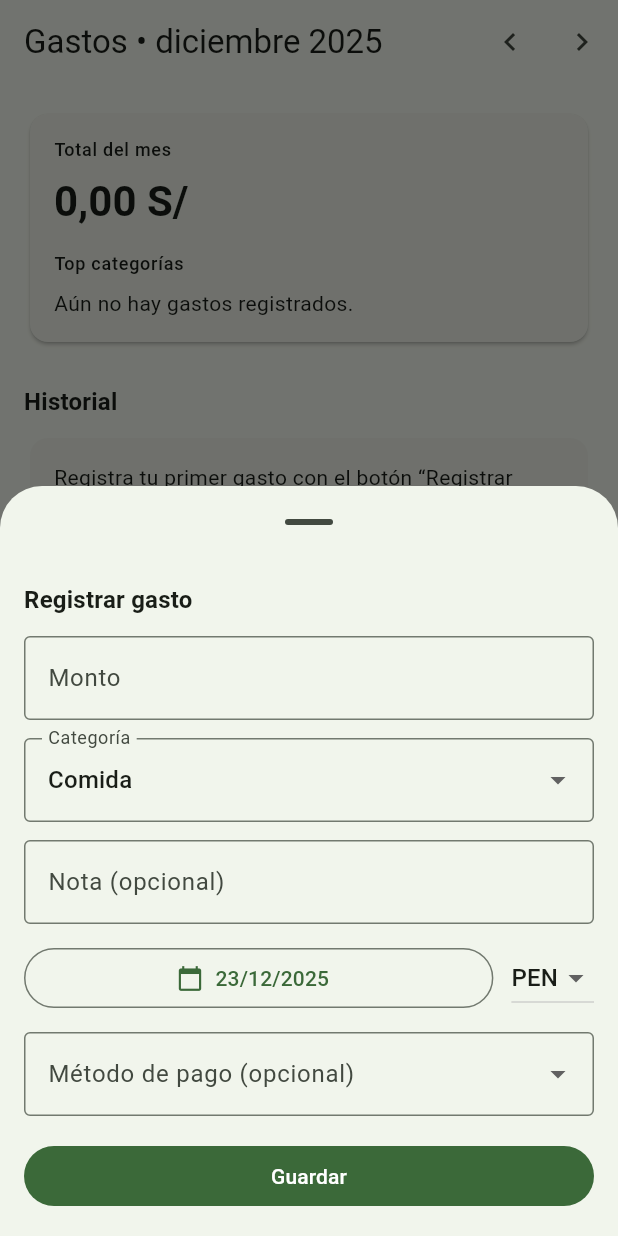
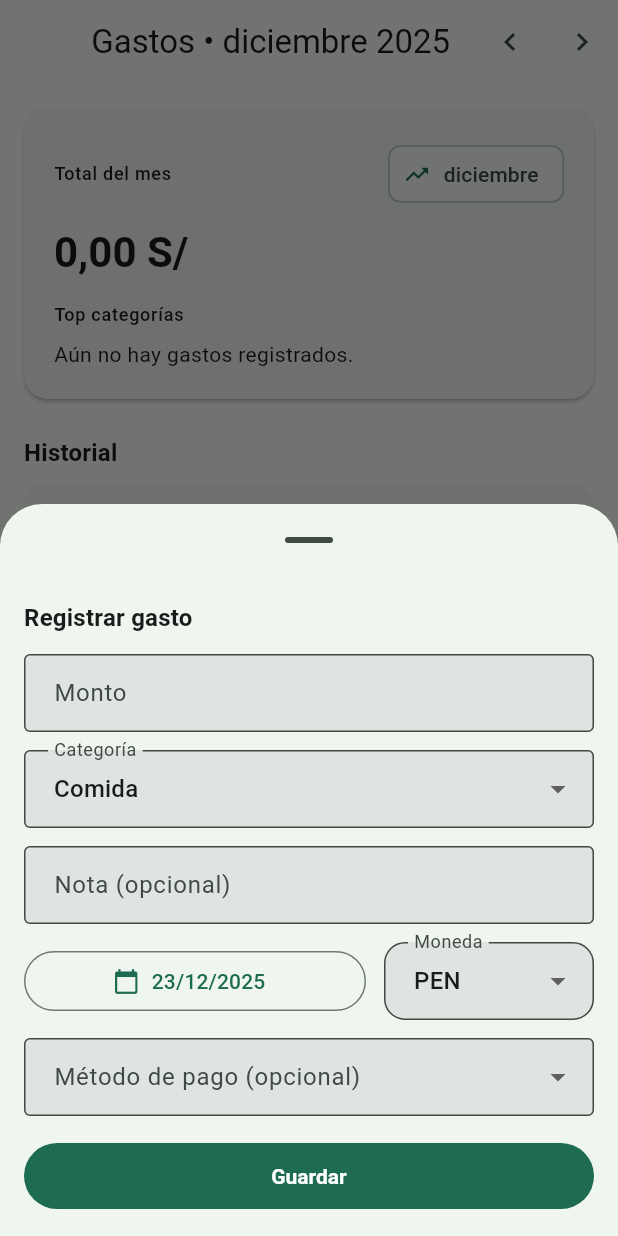
Before and after one commit to jowdrew/appandroid, a Flutter app: the screen it shows after launch, after a tap on "Registrar gasto", on a phone screen of 412 x 824 dp. Run offline on Flutter 3.47's test engine with Material 3 defaults, Android fonts, the phone set to English and light mode, and no system bars; our stand-ins replace equatable, flutter_bloc, sqflite; accounts and stored records are empty.

Commit message:
Enhance expenses UI and tests

```diff
--- a/lib/app.dart
+++ b/lib/app.dart
@@ -14,7 +14,15 @@ class MyApp extends StatelessWidget {
 
   @override
   Widget build(BuildContext context) {
-    const seedColor = Colors.green;
+    const seedColor = Color(0xFF0D9C73);
+
+    const inputDecorationTheme = InputDecorationTheme(
+      border: OutlineInputBorder(
+        borderRadius: BorderRadius.all(Radius.circular(14)),
+      ),
+      filled: true,
+      contentPadding: EdgeInsets.symmetric(horizontal: 16, vertical: 14),
+    );
 
     return MaterialApp(
       title: 'Gastos',
@@ -23,11 +31,47 @@ class MyApp extends StatelessWidget {
         useMaterial3: true,
         colorSchemeSeed: seedColor,
         brightness: Brightness.light,
+        appBarTheme: const AppBarTheme(
+          centerTitle: true,
+          elevation: 0,
+        ),
+        cardTheme: CardThemeData(
+          elevation: 1,
+          margin: EdgeInsets.zero,
+          shape: RoundedRectangleBorder(
+            borderRadius: BorderRadius.circular(16),
+          ),
+        ),
+        inputDecorationTheme: inputDecorationTheme,
+        filledButtonTheme: FilledButtonThemeData(
+          style: FilledButton.styleFrom(
+            padding: const EdgeInsets.symmetric(horizontal: 20, vertical: 14),
+            textStyle: const TextStyle(fontWeight: FontWeight.w600),
+          ),
+        ),
       ),
       darkTheme: ThemeData(
         useMaterial3: true,
         colorSchemeSeed: seedColor,
         brightness: Brightness.dark,
+        appBarTheme: const AppBarTheme(
+          centerTitle: true,
+          elevation: 0,
+        ),
+        cardTheme: CardThemeData(
+          elevation: 1,
+          margin: EdgeInsets.zero,
+          shape: RoundedRectangleBorder(
+            borderRadius: BorderRadius.circular(16),
+          ),
+        ),
+        inputDecorationTheme: inputDecorationTheme,
+        filledButtonTheme: FilledButtonThemeData(
+          style: FilledButton.styleFrom(
+            padding: const EdgeInsets.symmetric(horizontal: 20, vertical: 14),
+            textStyle: const TextStyle(fontWeight: FontWeight.w600),
+          ),
+        ),
       ),
       themeMode: ThemeMode.system,
       home: const HomePage(),
--- a/lib/features/expenses/data/db/app_db.dart
+++ b/lib/features/expenses/data/db/app_db.dart
@@ -37,8 +37,10 @@ class AppDb {
           );
         ''');
 
-        await db.execute('CREATE INDEX idx_expenses_date ON expenses(date_ms);');
-        await db.execute('CREATE INDEX idx_expenses_category ON expenses(category);');
+        await db
+            .execute('CREATE INDEX idx_expenses_date ON expenses(date_ms);');
+        await db.execute(
+            'CREATE INDEX idx_expenses_category ON expenses(category);');
       },
     );
 
--- a/lib/features/expenses/data/models/expense.dart
+++ b/lib/features/expenses/data/models/expense.dart
@@ -72,7 +72,8 @@ class Expense {
       note: map['note'] as String?,
       date: DateTime.fromMillisecondsSinceEpoch(map['date_ms'] as int),
       paymentMethod: map['payment_method'] as String?,
-      createdAt: DateTime.fromMillisecondsSinceEpoch(map['created_at_ms'] as int),
+      createdAt:
+          DateTime.fromMillisecondsSinceEpoch(map['created_at_ms'] as int),
     );
   }
 }
--- a/lib/features/expenses/presentation/pages/home_page.dart
+++ b/lib/features/expenses/presentation/pages/home_page.dart
@@ -30,7 +30,8 @@ class HomePage extends StatelessWidget {
                 icon: const Icon(Icons.chevron_left),
                 tooltip: 'Mes anterior',
                 onPressed: () {
-                  final prev = DateTime(state.month.year, state.month.month - 1, 1);
+                  final prev =
+                      DateTime(state.month.year, state.month.month - 1, 1);
                   context.read<ExpensesBloc>().add(ExpensesMonthChanged(prev));
                 },
               ),
@@ -39,7 +40,8 @@ class HomePage extends StatelessWidget {
                 icon: const Icon(Icons.chevron_right),
                 tooltip: 'Mes siguiente',
                 onPressed: () {
-                  final next = DateTime(state.month.year, state.month.month + 1, 1);
+                  final next =
+                      DateTime(state.month.year, state.month.month + 1, 1);
                   context.read<ExpensesBloc>().add(ExpensesMonthChanged(next));
                 },
               ),
@@ -53,14 +55,20 @@ class HomePage extends StatelessWidget {
                 showDragHandle: true,
                 builder: (_) => const AddExpenseSheet(),
               );
+
+              if (!context.mounted) return;
+
               if (result != null) {
-                context.read<ExpensesBloc>().add(ExpenseAdded(result.toExpense()));
+                context
+                    .read<ExpensesBloc>()
+                    .add(ExpenseAdded(result.toExpense()));
               }
             },
             icon: const Icon(Icons.add),
             label: const Text('Registrar gasto'),
           ),
-          body: state.loading
+          body: SafeArea(
+            child: state.loading
                 ? const Center(child: CircularProgressIndicator())
                 : RefreshIndicator(
                     onRefresh: () async {
@@ -70,20 +78,29 @@ class HomePage extends StatelessWidget {
                       padding: const EdgeInsets.all(16),
                       children: [
                         Card(
-                        elevation: 1,
-                        shape: RoundedRectangleBorder(
-                          borderRadius: BorderRadius.circular(12),
-                        ),
                           child: Padding(
-                          padding: const EdgeInsets.all(16),
+                            padding: const EdgeInsets.all(20),
                             child: Column(
                               crossAxisAlignment: CrossAxisAlignment.start,
                               children: [
+                                Row(
+                                  mainAxisAlignment:
+                                      MainAxisAlignment.spaceBetween,
+                                  children: [
                                     Text(
                                       'Total del mes',
-                                style: Theme.of(context).textTheme.labelMedium,
+                                      style: Theme.of(context)
+                                          .textTheme
+                                          .labelMedium,
                                     ),
-                              const SizedBox(height: 8),
+                                    Chip(
+                                      avatar: const Icon(Icons.trending_up),
+                                      label: Text(DateFormat('LLLL')
+                                          .format(state.month)),
+                                    ),
+                                  ],
+                                ),
+                                const SizedBox(height: 10),
                                 Text(
                                   formatMoney(state.total),
                                   style: Theme.of(context)
@@ -94,18 +111,20 @@ class HomePage extends StatelessWidget {
                                 const SizedBox(height: 16),
                                 Text(
                                   'Top categorías',
-                                style: Theme.of(context).textTheme.labelMedium,
+                                  style:
+                                      Theme.of(context).textTheme.labelMedium,
                                 ),
                                 const SizedBox(height: 8),
                                 entries.isEmpty
-                                  ? const Text('Aún no hay gastos registrados.')
-                                  : Column(
-                                      children: entries.take(3).map((e) {
-                                        return ListTile(
-                                          dense: true,
-                                          contentPadding: EdgeInsets.zero,
-                                          title: Text(e.key),
-                                          trailing: Text(formatMoney(e.value)),
+                                    ? const Text(
+                                        'Aún no hay gastos registrados.')
+                                    : Wrap(
+                                        spacing: 8,
+                                        runSpacing: 8,
+                                        children: entries.take(4).map((e) {
+                                          return Chip(
+                                            label: Text(
+                                                '${e.key} • ${formatMoney(e.value)}'),
                                           );
                                         }).toList(),
                                       ),
@@ -129,18 +148,30 @@ class HomePage extends StatelessWidget {
                                   padding: const EdgeInsets.all(16),
                                   child: Text(
                                     'Registra tu primer gasto con el botón “Registrar gasto”.',
-                                  style: Theme.of(context).textTheme.bodyMedium,
+                                    style:
+                                        Theme.of(context).textTheme.bodyMedium,
                                   ),
                                 ),
                               )
                             : Column(
                                 children: state.expenses.map((e) {
-                                final dateLabel = DateFormat('dd/MM').format(e.date);
-                                final avatarColor = Theme.of(context).colorScheme.primaryContainer;
-                                final avatarTextColor = Theme.of(context).colorScheme.onPrimaryContainer;
+                                  final dateLabel =
+                                      DateFormat('dd/MM').format(e.date);
+                                  final avatarColor = Theme.of(context)
+                                      .colorScheme
+                                      .primaryContainer;
+                                  final avatarTextColor = Theme.of(context)
+                                      .colorScheme
+                                      .onPrimaryContainer;
+                                  final subtitle =
+                                      e.note?.trim().isNotEmpty == true
+                                          ? e.note!
+                                          : (e.paymentMethod ?? 'Sin nota');
+
                                   return Card(
                                     elevation: 0,
-                                  margin: const EdgeInsets.symmetric(vertical: 4),
+                                    margin:
+                                        const EdgeInsets.symmetric(vertical: 6),
                                     shape: RoundedRectangleBorder(
                                       borderRadius: BorderRadius.circular(12),
                                     ),
@@ -149,13 +180,55 @@ class HomePage extends StatelessWidget {
                                         backgroundColor: avatarColor,
                                         child: Text(
                                           dateLabel,
-                                        style: TextStyle(color: avatarTextColor, fontSize: 12),
+                                          style: TextStyle(
+                                              color: avatarTextColor,
+                                              fontSize: 12),
                                         ),
                                       ),
-                                    title: Text('${e.category} • ${formatMoney(e.amount, currency: e.currency)}'),
-                                    subtitle: e.note?.trim().isNotEmpty == true
-                                        ? Text(e.note!)
-                                        : const Text('Sin nota'),
+                                      title: Text(e.category),
+                                      subtitle: Column(
+                                        crossAxisAlignment:
+                                            CrossAxisAlignment.start,
+                                        children: [
+                                          Text(subtitle),
+                                          const SizedBox(height: 4),
+                                          Text(
+                                            DateFormat('EEE d', 'es')
+                                                .format(e.date),
+                                            style: Theme.of(context)
+                                                .textTheme
+                                                .labelSmall
+                                                ?.copyWith(
+                                                    color: Theme.of(context)
+                                                        .hintColor),
+                                          ),
+                                        ],
+                                      ),
+                                      trailing: Column(
+                                        mainAxisAlignment:
+                                            MainAxisAlignment.center,
+                                        crossAxisAlignment:
+                                            CrossAxisAlignment.end,
+                                        children: [
+                                          Text(
+                                            formatMoney(e.amount,
+                                                currency: e.currency),
+                                            style: Theme.of(context)
+                                                .textTheme
+                                                .titleMedium
+                                                ?.copyWith(
+                                                    fontWeight:
+                                                        FontWeight.bold),
+                                          ),
+                                          if (e.paymentMethod != null)
+                                            Text(
+                                              e.paymentMethod!,
+                                              style: Theme.of(context)
+                                                  .textTheme
+                                                  .labelSmall,
+                                            ),
+                                        ],
+                                      ),
                                     ),
                                   );
                                 }).toList(),
@@ -164,6 +237,7 @@ class HomePage extends StatelessWidget {
                       ],
                     ),
                   ),
+          ),
         );
       },
     );
--- a/lib/features/expenses/presentation/widgets/add_expense_sheet.dart
+++ b/lib/features/expenses/presentation/widgets/add_expense_sheet.dart
@@ -81,11 +81,12 @@ class _AddExpenseSheetState extends State<AddExpenseSheet> {
           ),
           const SizedBox(height: 12),
           DropdownButtonFormField<String>(
-            value: _selectedCategory,
+            initialValue: _selectedCategory,
             items: _categories
                 .map((c) => DropdownMenuItem(value: c, child: Text(c)))
                 .toList(),
-            onChanged: (v) => setState(() => _selectedCategory = v ?? _selectedCategory),
+            onChanged: (v) =>
+                setState(() => _selectedCategory = v ?? _selectedCategory),
             decoration: const InputDecoration(
               labelText: 'Categoría',
               border: OutlineInputBorder(),
@@ -121,20 +122,27 @@ class _AddExpenseSheetState extends State<AddExpenseSheet> {
                 ),
               ),
               const SizedBox(width: 12),
-              DropdownButton<String>(
-                value: _selectedCurrency,
-                items: const [
-                  DropdownMenuItem(value: 'PEN', child: Text('PEN')),
-                  DropdownMenuItem(value: 'USD', child: Text('USD')),
-                ],
-                onChanged: (v) => setState(() => _selectedCurrency = v ?? _selectedCurrency),
+              SizedBox(
+                width: 140,
+                child: DropdownButtonFormField<String>(
+                  initialValue: _selectedCurrency,
+                  items: const [
+                    DropdownMenuItem(value: 'PEN', child: Text('PEN')),
+                    DropdownMenuItem(value: 'USD', child: Text('USD')),
+                  ],
+                  decoration: const InputDecoration(
+                    labelText: 'Moneda',
+                  ),
+                  onChanged: (v) => setState(
+                      () => _selectedCurrency = v ?? _selectedCurrency),
+                ),
               ),
             ],
           ),
           const SizedBox(height: 12),
           // Payment method selector (optional)
           DropdownButtonFormField<String>(
-            value: _selectedPaymentMethod,
+            initialValue: _selectedPaymentMethod,
             items: _paymentMethods
                 .map((m) => DropdownMenuItem(value: m, child: Text(m)))
                 .toList(),
--- a/lib/main.dart
+++ b/lib/main.dart
@@ -1,5 +1,7 @@
 import 'package:flutter/material.dart';
 import 'package:flutter_bloc/flutter_bloc.dart';
+import 'package:intl/date_symbol_data_local.dart';
+import 'package:intl/intl.dart';
 
 import 'app.dart';
 import 'features/expenses/data/repositories/expense_repository.dart';
@@ -14,6 +16,9 @@ import 'features/expenses/presentation/bloc/expenses_event.dart';
 void main() async {
   WidgetsFlutterBinding.ensureInitialized();
 
+  await initializeDateFormatting('es');
+  Intl.defaultLocale = 'es_PE';
+
   // Initialize the repository which creates/opens the local database.
   final expenseRepository = ExpenseRepository();
   await expenseRepository.init();
@@ -26,8 +31,8 @@ void main() async {
       child: MultiBlocProvider(
         providers: [
           BlocProvider(
-            create: (context) => ExpensesBloc(expenseRepository)
-              ..add(const ExpensesStarted()),
+            create: (context) =>
+                ExpensesBloc(expenseRepository)..add(const ExpensesStarted()),
           ),
         ],
         child: const MyApp(),
```
Also changed, not shown: lib/features/expenses/presentation/bloc/expenses_bloc.dart (+6 -4 lines), lib/core/utils/money.dart (line endings or trailing spaces), lib/features/expenses/data/repositories/expense_repository.dart (line endings or trailing spaces), lib/features/expenses/presentation/bloc/expenses_event.dart (line endings or trailing spaces), lib/features/expenses/presentation/bloc/expenses_state.dart (line endings or trailing spaces), 1 other file. Lines whose indentation alone changed are shown as unchanged.
